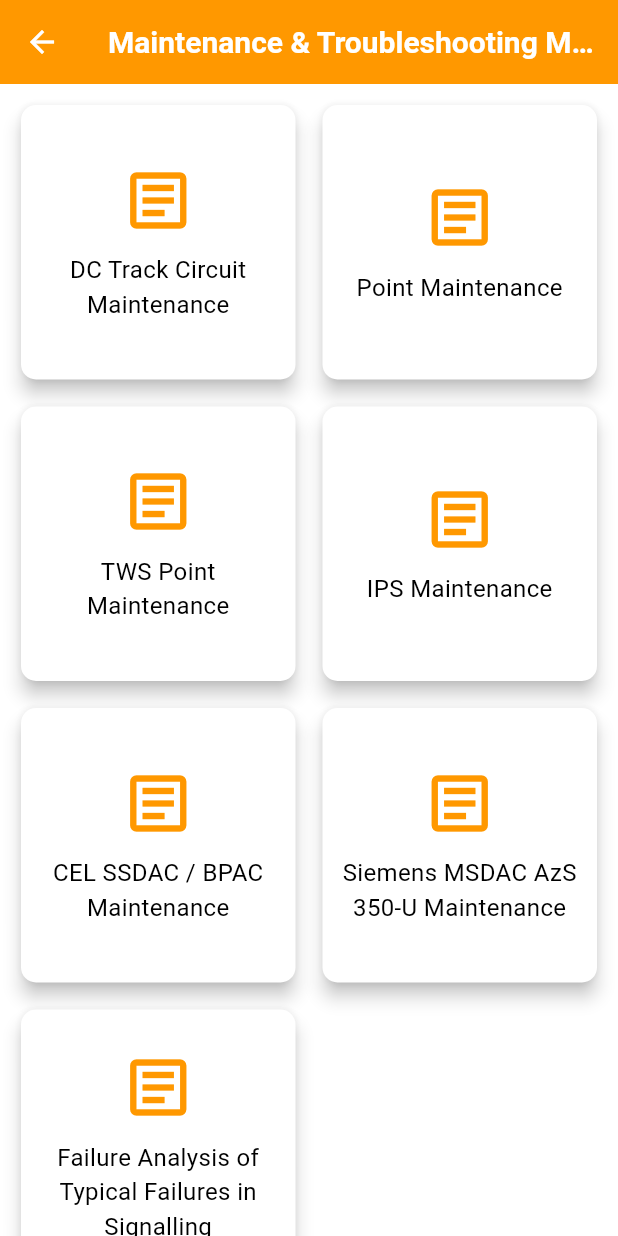
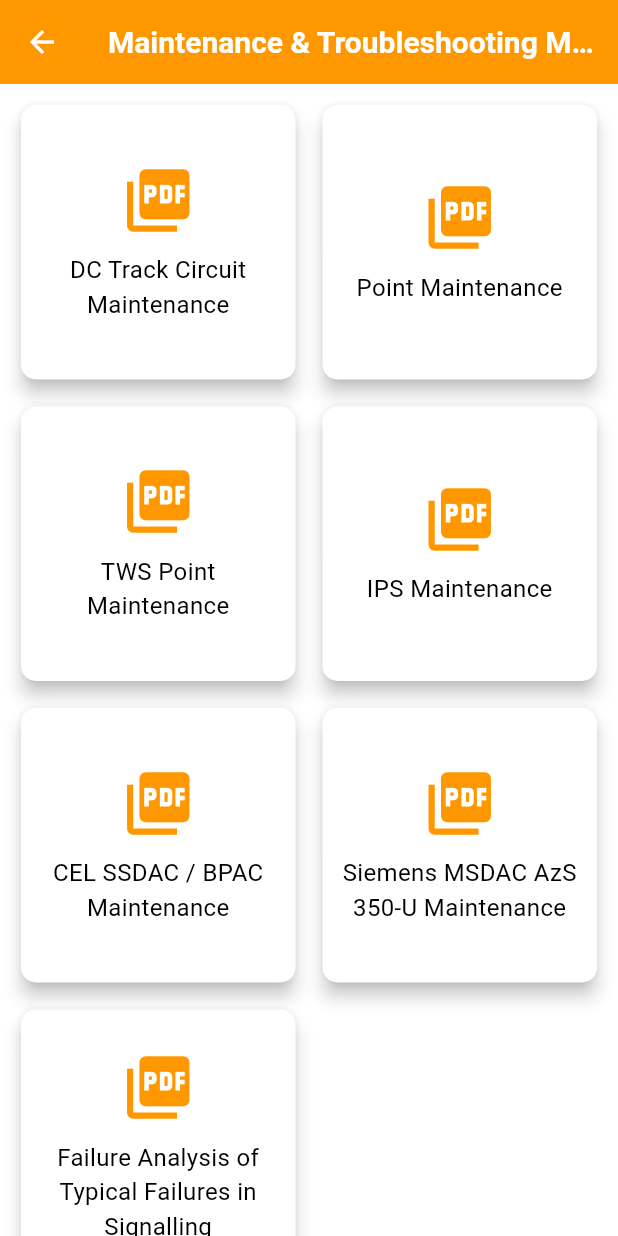
Before and after one commit to 24-Pranav/NIVARAN, a Flutter app: the screen it shows after launch, after a tap on "Maintenance & Troubleshooting Manual", on a phone screen of 412 x 824 dp. Run offline on Flutter 3.47's test engine with Material 3 defaults, Android fonts, the phone set to English and light mode, and no system bars.

Commit message:
changes done

```diff
--- a/lib/screens/document_list_screen.dart
+++ b/lib/screens/document_list_screen.dart
@@ -10,14 +10,8 @@ class DocumentListScreen extends StatelessWidget {
   IconData _getIconForUrl(String url) {
     if (category.name == 'Important Website Links') {
       return Icons.link;
-    } else if (url.endsWith('.pdf')) {
+    } else {
       return Icons.picture_as_pdf;
-    } else if (url.contains('docs.google.com/presentation')) {
-      return Icons.slideshow;
-    } else if (url.contains('drive.google.com/drive/folders')) {
-      return Icons.folder;
-    } else {
-      return Icons.article_outlined;
     }
   }
 
```
